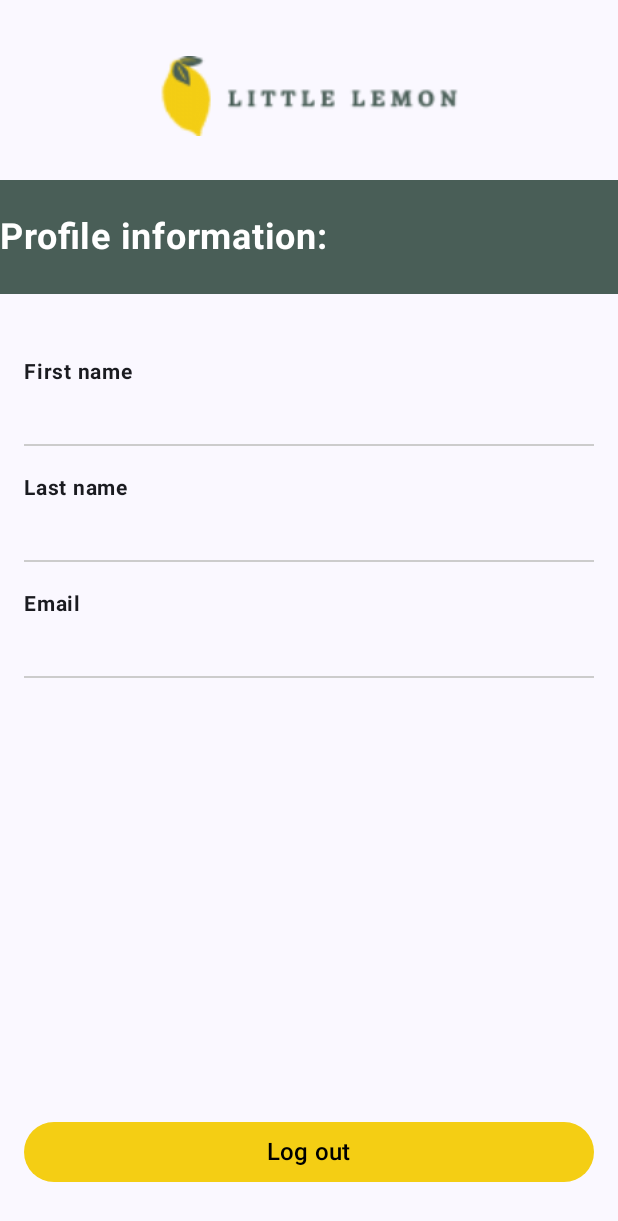
After one commit to aissaghouti/little-lemon, an Android app built with Jetpack Compose: the Profile screen opened through its navigation route, on a phone screen of 412 x 824 dp. The commit adds this screen. Shown: the top 1221 px of the screen. Run offline under Robolectric (Android 15) with nearby library versions, the phone set to English and light mode, and no system bars.

Commit message:
home + profile

```diff
--- a/LittleLemon/app/build.gradle.kts
+++ b/LittleLemon/app/build.gradle.kts
@@ -49,6 +49,7 @@ dependencies {
     implementation(libs.androidx.ui.graphics)
     implementation(libs.androidx.ui.tooling.preview)
     implementation(libs.androidx.material3)
+    implementation("androidx.navigation:navigation-compose:2.8.9")
     testImplementation(libs.junit)
     androidTestImplementation(libs.androidx.junit)
     androidTestImplementation(libs.androidx.espresso.core)
@@ -56,4 +57,5 @@ dependencies {
     androidTestImplementation(libs.androidx.ui.test.junit4)
     debugImplementation(libs.androidx.ui.tooling)
     debugImplementation(libs.androidx.ui.test.manifest)
+
 }
--- a/LittleLemon/app/src/main/java/org/savics/littlelemon/MainActivity.kt
+++ b/LittleLemon/app/src/main/java/org/savics/littlelemon/MainActivity.kt
@@ -7,6 +7,7 @@ import androidx.activity.enableEdgeToEdge
 import androidx.compose.foundation.layout.fillMaxSize
 import androidx.compose.material3.Surface
 import androidx.compose.ui.Modifier
+import androidx.navigation.compose.rememberNavController
 import org.savics.littlelemon.ui.theme.LittleLemonTheme
 
 class MainActivity : ComponentActivity() {
@@ -16,7 +17,8 @@ class MainActivity : ComponentActivity() {
         setContent {
             LittleLemonTheme {
                 Surface(modifier = Modifier.fillMaxSize()) {
-                    Onboarding()
+                    val navController = rememberNavController()
+                    Navigation(navController = navController, context = this)
                 }
             }
         }
--- /dev/null
+++ b/LittleLemon/app/src/main/java/org/savics/littlelemon/Profile.kt
@@ -0,0 +1,134 @@
+package org.savics.littlelemon
+
+import android.content.Context
+import androidx.compose.foundation.Image
+import androidx.compose.foundation.background
+import androidx.compose.foundation.layout.Column
+import androidx.compose.foundation.layout.Spacer
+import androidx.compose.foundation.layout.fillMaxSize
+import androidx.compose.foundation.layout.fillMaxWidth
+import androidx.compose.foundation.layout.height
+import androidx.compose.foundation.layout.padding
+import androidx.compose.material3.Button
+import androidx.compose.material3.ButtonDefaults
+import androidx.compose.material3.Divider
+import androidx.compose.material3.Text
+import androidx.compose.runtime.Composable
+import androidx.compose.ui.Alignment
+import androidx.compose.ui.Modifier
+import androidx.compose.ui.graphics.Color
+import androidx.compose.ui.platform.LocalContext
+import androidx.compose.ui.res.painterResource
+import androidx.compose.ui.text.font.FontWeight
+import androidx.compose.ui.tooling.preview.Preview
+import androidx.compose.ui.unit.dp
+import androidx.compose.ui.unit.sp
+import androidx.navigation.NavHostController
+import androidx.navigation.compose.rememberNavController
+
+@Composable
+fun Profile(navController: NavHostController) {
+    val context = LocalContext.current
+    val sharedPreferences = context.getSharedPreferences("LittleLemon", Context.MODE_PRIVATE)
+
+    val firstName = sharedPreferences.getString("firstName", "") ?: ""
+    val lastName = sharedPreferences.getString("lastName", "") ?: ""
+    val email = sharedPreferences.getString("email", "") ?: ""
+
+    Column(
+        modifier = Modifier.fillMaxSize(),
+        horizontalAlignment = Alignment.CenterHorizontally
+    ) {
+        // Logo
+        Image(
+            painter = painterResource(id = R.drawable.logo),
+            contentDescription = "Little Lemon Logo",
+            modifier = Modifier
+                .padding(top = 24.dp, bottom = 16.dp)
+                .fillMaxWidth(0.6f)
+                .height(80.dp)
+        )
+
+        // Header
+        Text(
+            text = "Profile information:",
+            fontSize = 24.sp,
+            fontWeight = FontWeight.Bold,
+            color = Color.White,
+            modifier = Modifier
+                .background(Color(0xFF495E57))
+                .fillMaxWidth()
+                .padding(vertical = 24.dp)
+                .align(Alignment.CenterHorizontally)
+        )
+
+        // User information
+        Spacer(modifier = Modifier.height(32.dp))
+
+        UserInfoItem(label = "First name", value = firstName)
+        UserInfoItem(label = "Last name", value = lastName)
+        UserInfoItem(label = "Email", value = email)
+
+        Spacer(modifier = Modifier.weight(1f))
+
+        // Log out button
+        Button(
+            onClick = {
+                // Clear shared preferences
+                with(sharedPreferences.edit()) {
+                    clear()
+                    apply()
+                }
+
+                // Navigate back to onboarding
+                navController.navigate(Onboarding.route) {
+                    popUpTo(navController.graph.startDestinationId) {
+                        inclusive = true
+                    }
+                }
+            },
+            colors = ButtonDefaults.buttonColors(containerColor = Color(0xFFF4CE14)),
+            modifier = Modifier
+                .fillMaxWidth()
+                .padding(horizontal = 16.dp, vertical = 32.dp)
+        ) {
+            Text(
+                text = "Log out",
+                color = Color.Black,
+                fontSize = 16.sp
+            )
+        }
+    }
+}
+
+@Composable
+fun UserInfoItem(label: String, value: String) {
+    Column(
+        modifier = Modifier
+            .fillMaxWidth()
+            .padding(horizontal = 16.dp, vertical = 8.dp)
+    ) {
+        Text(
+            text = label,
+            fontSize = 14.sp,
+            fontWeight = FontWeight.Bold,
+            modifier = Modifier.padding(bottom = 4.dp)
+        )
+        Text(
+            text = value,
+            fontSize = 16.sp
+        )
+        Divider(
+            modifier = Modifier
+                .fillMaxWidth()
+                .padding(top = 8.dp),
+            color = Color.LightGray
+        )
+    }
+}
+
+@Preview(showBackground = true)
+@Composable
+fun ProfilePreview() {
+    Profile(rememberNavController())
+}
```
Also changed, not shown: LittleLemon/app/src/main/java/org/savics/littlelemon/Destinations.kt (added, +17 -0 lines), LittleLemon/app/src/main/java/org/savics/littlelemon/Home.kt (added, +77 -0 lines), LittleLemon/app/src/main/java/org/savics/littlelemon/NavigationComposable.kt (added, +36 -0 lines), LittleLemon/app/src/main/java/org/savics/littlelemon/Onboarding.kt (+42 -7 lines), LittleLemon/app/src/main/res/drawable/profile.png (added).
